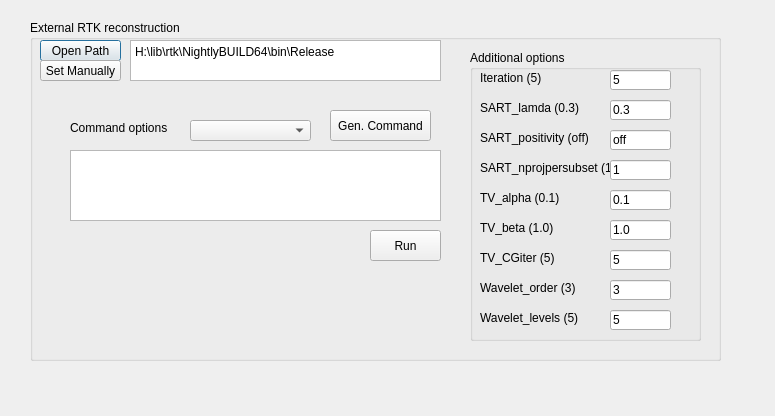
Above: Applications/CbctRecon/DlgExternalCommand.ui from theday79/cbctrecon before the change. Below: the same form after it.
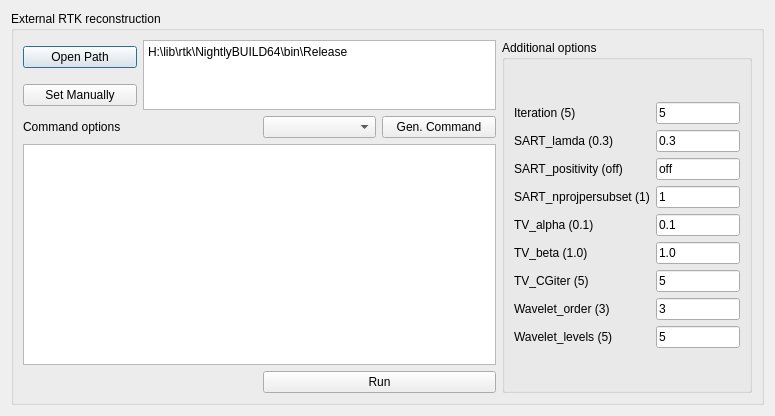
That is the form after the change.

The edit to the form file:
```diff
--- a/Applications/CbctRecon/DlgExternalCommand.ui
+++ b/Applications/CbctRecon/DlgExternalCommand.ui
@@ -13,367 +13,218 @@
   <property name="windowTitle">
    <string>Dialog</string>
   </property>
+  <layout class="QGridLayout" name="gridLayout_5">
+   <item row="0" column="0">
   <widget class="QGroupBox" name="groupBox_5">
-   <property name="geometry">
-    <rect>
-     <x>30</x>
-     <y>20</y>
-     <width>691</width>
-     <height>341</height>
-    </rect>
-   </property>
    <property name="title">
     <string>External RTK reconstruction</string>
    </property>
+     <layout class="QGridLayout" name="gridLayout_4">
+      <item row="0" column="0">
+       <layout class="QGridLayout" name="gridLayout_3">
+        <item row="0" column="0">
    <widget class="QPushButton" name="pushButtonSetRTKPath">
-    <property name="geometry">
-     <rect>
-      <x>10</x>
-      <y>20</y>
-      <width>81</width>
-      <height>21</height>
-     </rect>
-    </property>
     <property name="text">
      <string>Open Path</string>
     </property>
    </widget>
-   <widget class="QPlainTextEdit" name="plainTextRTKCommandLine">
-    <property name="geometry">
-     <rect>
-      <x>40</x>
-      <y>130</y>
-      <width>371</width>
-      <height>71</height>
-     </rect>
-    </property>
-    <property name="lineWrapMode">
-     <enum>QPlainTextEdit::WidgetWidth</enum>
-    </property>
-   </widget>
-   <widget class="QComboBox" name="comboBoxRTKOption">
-    <property name="geometry">
-     <rect>
-      <x>160</x>
-      <y>100</y>
-      <width>121</width>
-      <height>21</height>
-     </rect>
-    </property>
-   </widget>
-   <widget class="QLabel" name="label">
-    <property name="geometry">
-     <rect>
-      <x>40</x>
-      <y>100</y>
-      <width>101</width>
-      <height>16</height>
-     </rect>
-    </property>
-    <property name="text">
-     <string>Command options</string>
-    </property>
-   </widget>
-   <widget class="QPushButton" name="pushButtonRun">
-    <property name="geometry">
-     <rect>
-      <x>340</x>
-      <y>210</y>
-      <width>71</width>
-      <height>31</height>
-     </rect>
-    </property>
-    <property name="text">
-     <string>Run</string>
-    </property>
-   </widget>
-   <widget class="QPushButton" name="pushButtonGenCommand">
-    <property name="geometry">
-     <rect>
-      <x>300</x>
-      <y>90</y>
-      <width>101</width>
-      <height>31</height>
-     </rect>
-    </property>
-    <property name="text">
-     <string>Gen. Command</string>
-    </property>
-   </widget>
+        </item>
+        <item row="0" column="1" rowspan="2" colspan="3">
    <widget class="QPlainTextEdit" name="plainTextRTKPath">
-    <property name="geometry">
-     <rect>
-      <x>100</x>
-      <y>20</y>
-      <width>311</width>
-      <height>41</height>
-     </rect>
-    </property>
     <property name="plainText">
      <string>H:\lib\rtk\NightlyBUILD64\bin\Release</string>
     </property>
    </widget>
-   <widget class="QPushButton" name="pushButtonSetRTKManual">
-    <property name="geometry">
-     <rect>
-      <x>10</x>
-      <y>40</y>
-      <width>81</width>
-      <height>21</height>
-     </rect>
-    </property>
-    <property name="text">
-     <string>Set Manually</string>
-    </property>
-   </widget>
+        </item>
+        <item row="0" column="4" rowspan="5">
    <widget class="QGroupBox" name="groupBox_2">
-    <property name="geometry">
-     <rect>
-      <x>440</x>
-      <y>30</y>
-      <width>231</width>
-      <height>291</height>
-     </rect>
+          <property name="maximumSize">
+           <size>
+            <width>250</width>
+            <height>16777215</height>
+           </size>
     </property>
     <property name="title">
      <string>Additional options</string>
     </property>
+          <layout class="QGridLayout" name="gridLayout_2">
+           <item row="0" column="0">
+            <layout class="QGridLayout" name="gridLayout">
+             <item row="0" column="0">
     <widget class="QLabel" name="label_2">
-     <property name="geometry">
-      <rect>
-       <x>10</x>
-       <y>20</y>
-       <width>81</width>
-       <height>16</height>
-      </rect>
-     </property>
      <property name="text">
       <string>Iteration (5)</string>
      </property>
     </widget>
+             </item>
+             <item row="0" column="1">
+              <widget class="QLineEdit" name="lineEditIteration">
+               <property name="text">
+                <string>5</string>
+               </property>
+              </widget>
+             </item>
+             <item row="1" column="0">
     <widget class="QLabel" name="label_3">
-     <property name="geometry">
-      <rect>
-       <x>10</x>
-       <y>50</y>
-       <width>101</width>
-       <height>16</height>
-      </rect>
-     </property>
      <property name="text">
       <string>SART_lamda (0.3)</string>
      </property>
     </widget>
-    <widget class="QLabel" name="label_4">
-     <property name="geometry">
-      <rect>
-       <x>10</x>
-       <y>80</y>
-       <width>121</width>
-       <height>16</height>
-      </rect>
-     </property>
-     <property name="text">
-      <string>SART_positivity (off)</string>
-     </property>
-    </widget>
-    <widget class="QLabel" name="label_5">
-     <property name="geometry">
-      <rect>
-       <x>10</x>
-       <y>110</y>
-       <width>131</width>
-       <height>16</height>
-      </rect>
-     </property>
-     <property name="text">
-      <string>SART_nprojpersubset (1)</string>
-     </property>
-    </widget>
-    <widget class="QLabel" name="label_6">
-     <property name="geometry">
-      <rect>
-       <x>10</x>
-       <y>140</y>
-       <width>81</width>
-       <height>16</height>
-      </rect>
-     </property>
-     <property name="text">
-      <string>TV_alpha (0.1)</string>
-     </property>
-    </widget>
-    <widget class="QLabel" name="label_7">
-     <property name="geometry">
-      <rect>
-       <x>10</x>
-       <y>170</y>
-       <width>81</width>
-       <height>16</height>
-      </rect>
-     </property>
-     <property name="text">
-      <string>TV_beta (1.0)</string>
-     </property>
-    </widget>
-    <widget class="QLabel" name="label_8">
-     <property name="geometry">
-      <rect>
-       <x>10</x>
-       <y>200</y>
-       <width>81</width>
-       <height>16</height>
-      </rect>
-     </property>
-     <property name="text">
-      <string>TV_CGiter (5)</string>
-     </property>
-    </widget>
-    <widget class="QLineEdit" name="lineEditIteration">
-     <property name="geometry">
-      <rect>
-       <x>140</x>
-       <y>20</y>
-       <width>61</width>
-       <height>20</height>
-      </rect>
-     </property>
-     <property name="text">
-      <string>5</string>
-     </property>
-    </widget>
+             </item>
+             <item row="1" column="1">
     <widget class="QLineEdit" name="lineEditSARTlamda">
-     <property name="geometry">
-      <rect>
-       <x>140</x>
-       <y>50</y>
-       <width>61</width>
-       <height>20</height>
-      </rect>
-     </property>
      <property name="text">
       <string>0.3</string>
      </property>
     </widget>
+             </item>
+             <item row="2" column="0">
+              <widget class="QLabel" name="label_4">
+               <property name="text">
+                <string>SART_positivity (off)</string>
+               </property>
+              </widget>
+             </item>
+             <item row="2" column="1">
     <widget class="QLineEdit" name="lineEditSARTpositivity">
-     <property name="geometry">
-      <rect>
-       <x>140</x>
-       <y>80</y>
-       <width>61</width>
-       <height>20</height>
-      </rect>
-     </property>
      <property name="text">
       <string>off</string>
      </property>
     </widget>
+             </item>
+             <item row="3" column="0">
+              <widget class="QLabel" name="label_5">
+               <property name="text">
+                <string>SART_nprojpersubset (1)</string>
+               </property>
+              </widget>
+             </item>
+             <item row="3" column="1">
     <widget class="QLineEdit" name="lineEditSARTsubsetproj">
-     <property name="geometry">
-      <rect>
-       <x>140</x>
-       <y>110</y>
-       <width>61</width>
-       <height>20</height>
-      </rect>
-     </property>
      <property name="text">
       <string>1</string>
      </property>
     </widget>
+             </item>
+             <item row="4" column="0">
+              <widget class="QLabel" name="label_6">
+               <property name="text">
+                <string>TV_alpha (0.1)</string>
+               </property>
+              </widget>
+             </item>
+             <item row="4" column="1">
     <widget class="QLineEdit" name="lineEditTValpha">
-     <property name="geometry">
-      <rect>
-       <x>140</x>
-       <y>140</y>
-       <width>61</width>
-       <height>20</height>
-      </rect>
-     </property>
      <property name="text">
       <string>0.1</string>
      </property>
     </widget>
+             </item>
+             <item row="5" column="0">
+              <widget class="QLabel" name="label_7">
+               <property name="text">
+                <string>TV_beta (1.0)</string>
+               </property>
+              </widget>
+             </item>
+             <item row="5" column="1">
     <widget class="QLineEdit" name="lineEditTVbeta">
-     <property name="geometry">
-      <rect>
-       <x>140</x>
-       <y>170</y>
-       <width>61</width>
-       <height>20</height>
-      </rect>
-     </property>
      <property name="text">
       <string>1.0</string>
      </property>
     </widget>
+             </item>
+             <item row="6" column="0">
+              <widget class="QLabel" name="label_8">
+               <property name="text">
+                <string>TV_CGiter (5)</string>
+               </property>
+              </widget>
+             </item>
+             <item row="6" column="1">
     <widget class="QLineEdit" name="lineEditTVCGiter">
-     <property name="geometry">
-      <rect>
-       <x>140</x>
-       <y>200</y>
-       <width>61</width>
-       <height>20</height>
-      </rect>
-     </property>
      <property name="text">
       <string>5</string>
      </property>
     </widget>
+             </item>
+             <item row="7" column="0">
     <widget class="QLabel" name="label_9">
-     <property name="geometry">
-      <rect>
-       <x>10</x>
-       <y>230</y>
-       <width>101</width>
-       <height>16</height>
-      </rect>
-     </property>
      <property name="text">
       <string>Wavelet_order (3)</string>
      </property>
     </widget>
-    <widget class="QLabel" name="label_10">
-     <property name="geometry">
-      <rect>
-       <x>10</x>
-       <y>260</y>
-       <width>101</width>
-       <height>16</height>
-      </rect>
-     </property>
-     <property name="text">
-      <string>Wavelet_levels (5)</string>
-     </property>
-    </widget>
+             </item>
+             <item row="7" column="1">
     <widget class="QLineEdit" name="lineEditWVorder">
-     <property name="geometry">
-      <rect>
-       <x>140</x>
-       <y>230</y>
-       <width>61</width>
-       <height>20</height>
-      </rect>
-     </property>
      <property name="text">
       <string>3</string>
      </property>
     </widget>
+             </item>
+             <item row="8" column="0">
+              <widget class="QLabel" name="label_10">
+               <property name="text">
+                <string>Wavelet_levels (5)</string>
+               </property>
+              </widget>
+             </item>
+             <item row="8" column="1">
     <widget class="QLineEdit" name="lineEditWVlevel">
-     <property name="geometry">
-      <rect>
-       <x>140</x>
-       <y>260</y>
-       <width>61</width>
-       <height>20</height>
-      </rect>
-     </property>
      <property name="text">
       <string>5</string>
      </property>
     </widget>
-   </widget>
-  </widget>
+             </item>
+            </layout>
+           </item>
+          </layout>
+         </widget>
+        </item>
+        <item row="1" column="0">
+         <widget class="QPushButton" name="pushButtonSetRTKManual">
+          <property name="text">
+           <string>Set Manually</string>
+          </property>
+         </widget>
+        </item>
+        <item row="2" column="0" colspan="2">
+         <widget class="QLabel" name="label">
+          <property name="text">
+           <string>Command options</string>
+          </property>
+         </widget>
+        </item>
+        <item row="2" column="2">
+         <widget class="QComboBox" name="comboBoxRTKOption"/>
+        </item>
+        <item row="2" column="3">
+         <widget class="QPushButton" name="pushButtonGenCommand">
+          <property name="text">
+           <string>Gen. Command</string>
+          </property>
+         </widget>
+        </item>
+        <item row="3" column="0" colspan="4">
+         <widget class="QPlainTextEdit" name="plainTextRTKCommandLine">
+          <property name="lineWrapMode">
+           <enum>QPlainTextEdit::WidgetWidth</enum>
+          </property>
+         </widget>
+        </item>
+        <item row="4" column="2" colspan="2">
+         <widget class="QPushButton" name="pushButtonRun">
+          <property name="text">
+           <string>Run</string>
+          </property>
+         </widget>
+        </item>
+       </layout>
+      </item>
+     </layout>
+    </widget>
+   </item>
+  </layout>
  </widget>
  <resources/>
  <connections>
```
Lines whose indentation alone changed are shown as unchanged.
